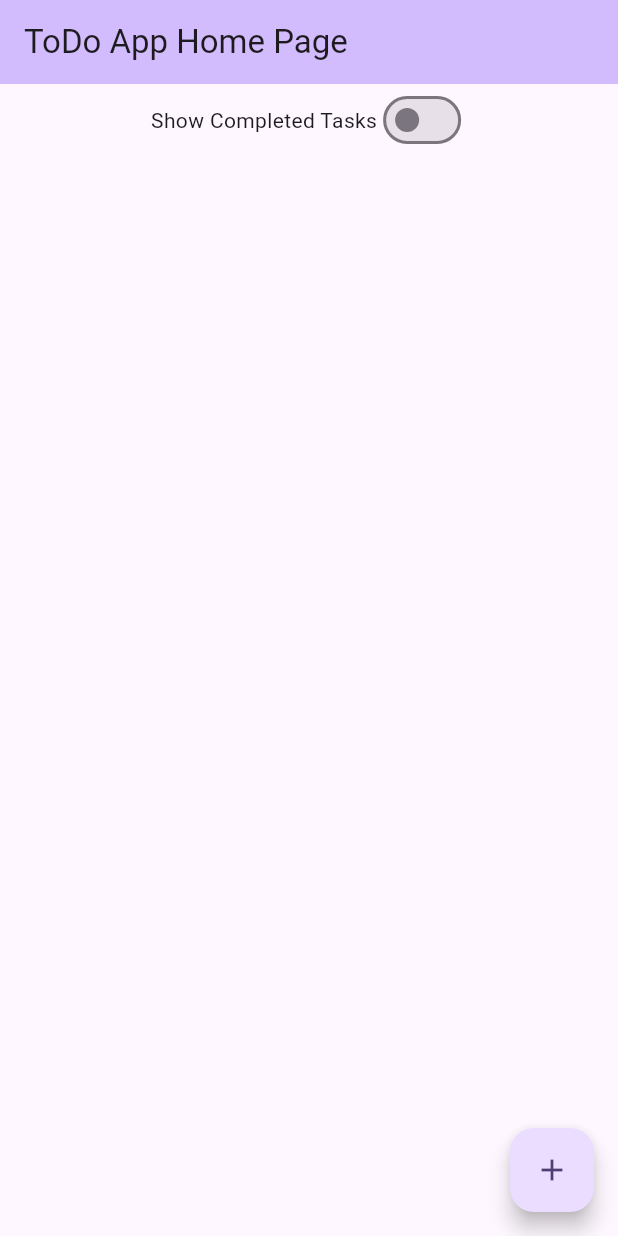
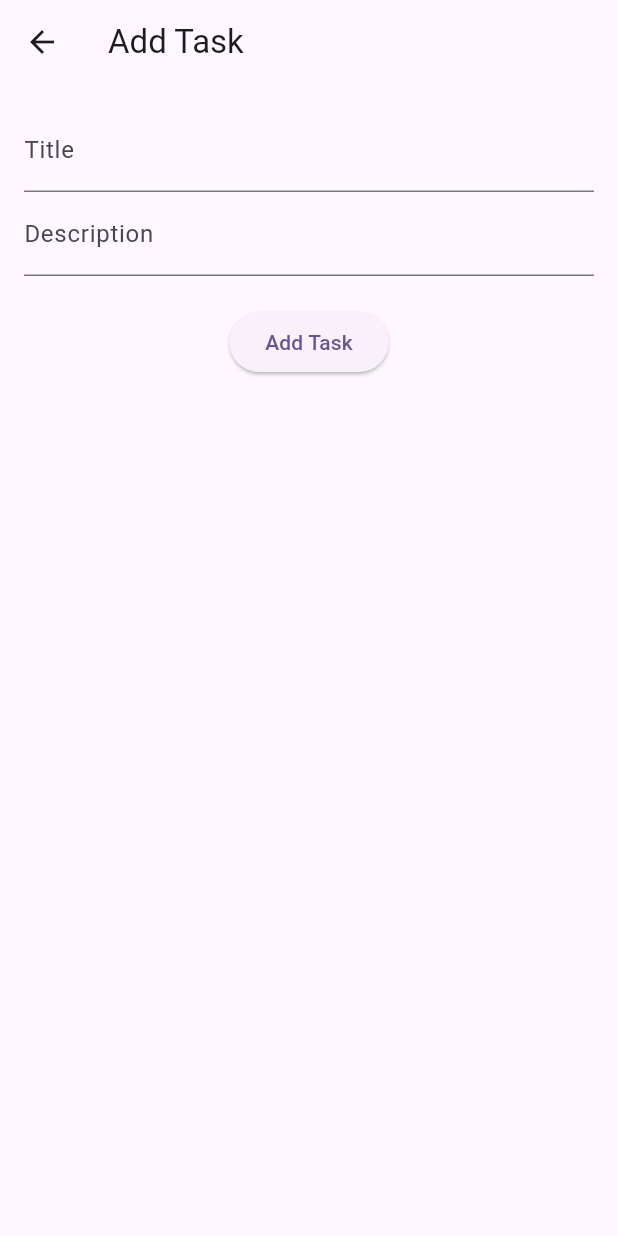
Before and after one commit to yokkomystery/ToDoApp, a Flutter app: the screen it shows after launch, after a tap on the "add" icon, on a phone screen of 412 x 824 dp. Run offline on Flutter 3.47's test engine with Material 3 defaults, Android fonts, the phone set to English and light mode, and no system bars.

Commit message:
Add task screen and navigation
Related to #4

---

For more details, open the [Copilot Workspace session](https://copilot-workspace.githubnext.com/yokkomystery/ToDoApp/issues/4?shareId=XXXX-XXXX-XXXX-XXXX).

```diff
--- /dev/null
+++ b/lib/add_task_screen.dart
@@ -0,0 +1,39 @@
+import 'package:flutter/material.dart';
+
+class AddTaskScreen extends StatelessWidget {
+  final TextEditingController titleController = TextEditingController();
+  final TextEditingController descriptionController = TextEditingController();
+
+  @override
+  Widget build(BuildContext context) {
+    return Scaffold(
+      appBar: AppBar(
+        title: Text('Add Task'),
+      ),
+      body: Padding(
+        padding: const EdgeInsets.all(16.0),
+        child: Column(
+          children: [
+            TextField(
+              controller: titleController,
+              decoration: InputDecoration(labelText: 'Title'),
+            ),
+            TextField(
+              controller: descriptionController,
+              decoration: InputDecoration(labelText: 'Description'),
+            ),
+            SizedBox(height: 20),
+            ElevatedButton(
+              onPressed: () {
+                String title = titleController.text;
+                String description = descriptionController.text;
+                Navigator.pop(context, {'title': title, 'description': description});
+              },
+              child: Text('Add Task'),
+            ),
+          ],
+        ),
+      ),
+    );
+  }
+}
--- a/lib/main.dart
+++ b/lib/main.dart
@@ -2,6 +2,7 @@ import 'package:flutter/material.dart';
 import 'task.dart';
 import 'task_list.dart';
 import 'filter_options.dart';
+import 'add_task_screen.dart';
 
 void main() {
   runApp(const MyApp());
@@ -86,8 +87,15 @@ class _MyHomePageState extends State<MyHomePage> {
         ],
       ),
       floatingActionButton: FloatingActionButton(
-        onPressed: () {
-          // Add task logic here
+        onPressed: () async {
+          final result = await Navigator.push(
+            context,
+            MaterialPageRoute(builder: (context) => AddTaskScreen()),
+          );
+
+          if (result != null && result is Map<String, String>) {
+            _addTask(result['title']!, result['description']!);
+          }
         },
         tooltip: 'Add Task',
         child: const Icon(Icons.add),
```
